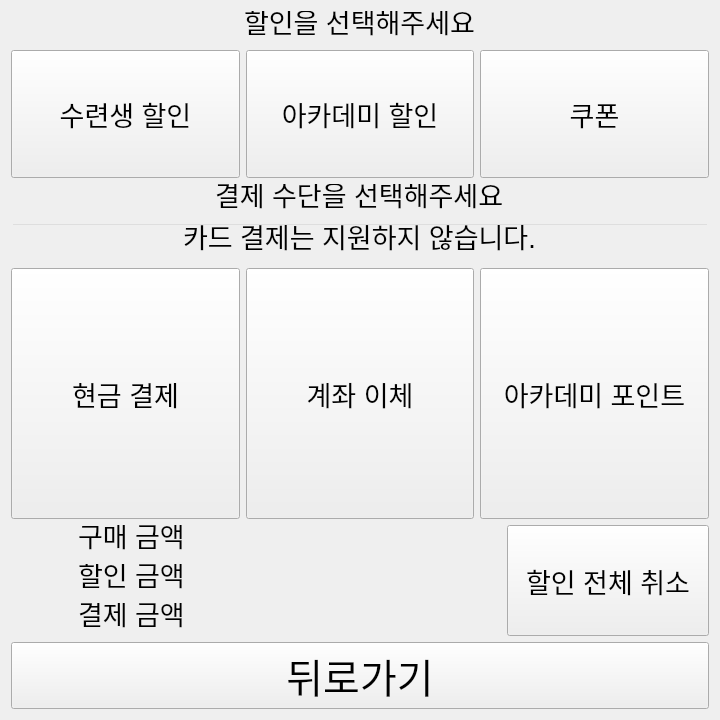
Before: the Qt Designer form my_package/ui/payment_menu.ui in Seongeun11/PyPointKiosk, drawn with Qt 5.
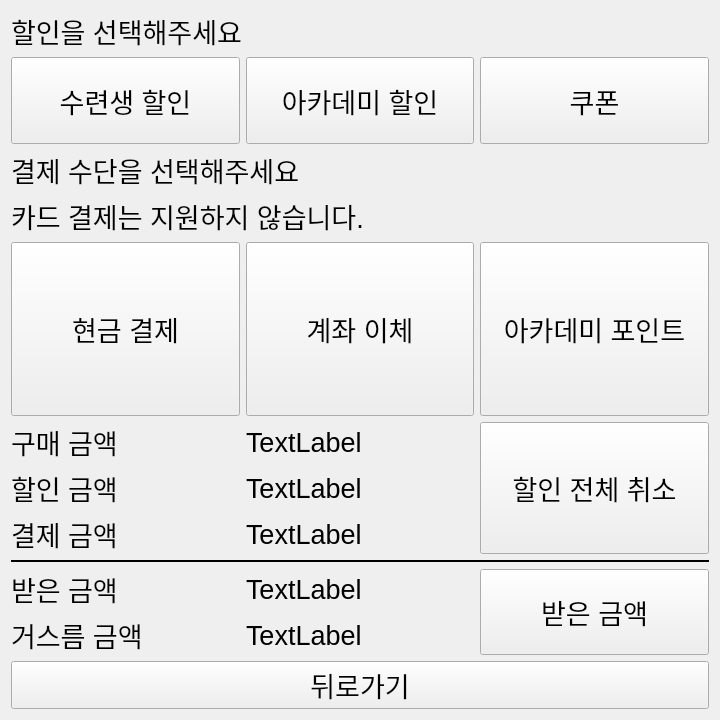
After: the same form once the commit is applied.

Commit message: add ui scaling and text color

```diff
--- a/my_package/ui/payment_menu.ui
+++ b/my_package/ui/payment_menu.ui
@@ -33,40 +33,20 @@
   <property name="styleSheet">
    <string notr="true"/>
   </property>
-  <layout class="QVBoxLayout" name="verticalLayout_2" stretch="1,2,0">
+  <layout class="QVBoxLayout" name="verticalLayout_3" stretch="1,2,0,0">
    <item>
     <layout class="QVBoxLayout" name="verticalLayout">
      <item>
-      <widget class="QLineEdit" name="le_select_discount">
+      <widget class="QLabel" name="lb_select_discount">
        <property name="sizePolicy">
         <sizepolicy hsizetype="Expanding" vsizetype="Fixed">
          <horstretch>0</horstretch>
          <verstretch>0</verstretch>
         </sizepolicy>
        </property>
-       <property name="font">
-        <font>
-         <pointsize>20</pointsize>
-        </font>
-       </property>
-       <property name="focusPolicy">
-        <enum>Qt::FocusPolicy::NoFocus</enum>
-       </property>
-       <property name="styleSheet">
-        <string notr="true">background-color: transparent;</string>
-       </property>
        <property name="text">
         <string>할인을 선택해주세요</string>
        </property>
-       <property name="frame">
-        <bool>false</bool>
-       </property>
-       <property name="alignment">
-        <set>Qt::AlignmentFlag::AlignCenter</set>
-       </property>
-       <property name="readOnly">
-        <bool>true</bool>
-       </property>
       </widget>
      </item>
      <item>
@@ -79,11 +59,6 @@
            <verstretch>0</verstretch>
           </sizepolicy>
          </property>
-         <property name="font">
-          <font>
-           <pointsize>20</pointsize>
-          </font>
-         </property>
          <property name="text">
           <string>수련생 할인</string>
          </property>
@@ -97,11 +72,6 @@
            <verstretch>0</verstretch>
           </sizepolicy>
          </property>
-         <property name="font">
-          <font>
-           <pointsize>20</pointsize>
-          </font>
-         </property>
          <property name="autoFillBackground">
           <bool>false</bool>
          </property>
@@ -141,86 +111,68 @@
      <property name="bottomMargin">
       <number>0</number>
      </property>
-     <item row="1" column="0" colspan="3">
-      <widget class="QLineEdit" name="lineEdit">
-       <property name="styleSheet">
-        <string notr="true">background-color: transparent;</string>
+     <item row="2" column="0">
+      <widget class="QPushButton" name="btn_cash_payment">
+       <property name="sizePolicy">
+        <sizepolicy hsizetype="Expanding" vsizetype="Minimum">
+         <horstretch>0</horstretch>
+         <verstretch>0</verstretch>
+        </sizepolicy>
        </property>
        <property name="text">
-        <string>카드 결제는 지원하지 않습니다.</string>
+        <string>현금 결제</string>
        </property>
-       <property name="alignment">
-        <set>Qt::AlignmentFlag::AlignCenter</set>
+      </widget>
+     </item>
+     <item row="2" column="1">
+      <widget class="QPushButton" name="btn_bank_transfer_payment">
+       <property name="sizePolicy">
+        <sizepolicy hsizetype="Expanding" vsizetype="Expanding">
+         <horstretch>0</horstretch>
+         <verstretch>0</verstretch>
+        </sizepolicy>
+       </property>
+       <property name="text">
+        <string>계좌 이체</string>
        </property>
       </widget>
      </item>
      <item row="2" column="2">
       <widget class="QPushButton" name="btn_academy_point_payment">
        <property name="sizePolicy">
-        <sizepolicy hsizetype="Expanding" vsizetype="Minimum">
+        <sizepolicy hsizetype="Expanding" vsizetype="Expanding">
          <horstretch>0</horstretch>
          <verstretch>0</verstretch>
         </sizepolicy>
        </property>
-       <property name="font">
-        <font>
-         <pointsize>20</pointsize>
-        </font>
-       </property>
        <property name="text">
         <string>아카데미 포인트</string>
        </property>
       </widget>
      </item>
      <item row="0" column="0" colspan="3">
-      <widget class="QLineEdit" name="lineEdit_2">
-       <property name="styleSheet">
-        <string notr="true">background-color: transparent;</string>
+      <widget class="QLabel" name="label">
+       <property name="sizePolicy">
+        <sizepolicy hsizetype="Expanding" vsizetype="Fixed">
+         <horstretch>0</horstretch>
+         <verstretch>0</verstretch>
+        </sizepolicy>
        </property>
        <property name="text">
         <string>결제 수단을 선택해주세요</string>
        </property>
-       <property name="frame">
-        <bool>false</bool>
-       </property>
-       <property name="alignment">
-        <set>Qt::AlignmentFlag::AlignCenter</set>
-       </property>
       </widget>
      </item>
-     <item row="2" column="0">
-      <widget class="QPushButton" name="btn_cash_payment">
+     <item row="1" column="0" colspan="3">
+      <widget class="QLabel" name="label_2">
        <property name="sizePolicy">
-        <sizepolicy hsizetype="Expanding" vsizetype="Minimum">
+        <sizepolicy hsizetype="Expanding" vsizetype="Fixed">
          <horstretch>0</horstretch>
          <verstretch>0</verstretch>
         </sizepolicy>
        </property>
-       <property name="font">
-        <font>
-         <pointsize>20</pointsize>
-        </font>
-       </property>
        <property name="text">
-        <string>현금 결제</string>
-       </property>
-      </widget>
-     </item>
-     <item row="2" column="1">
-      <widget class="QPushButton" name="btn_bank_transfer_payment">
-       <property name="sizePolicy">
-        <sizepolicy hsizetype="Expanding" vsizetype="Minimum">
-         <horstretch>0</horstretch>
-         <verstretch>0</verstretch>
-        </sizepolicy>
-       </property>
-       <property name="font">
-        <font>
-         <pointsize>20</pointsize>
-        </font>
-       </property>
-       <property name="text">
-        <string>계좌 이체</string>
+        <string>카드 결제는 지원하지 않습니다.</string>
        </property>
       </widget>
      </item>
@@ -240,187 +192,180 @@
      <property name="bottomMargin">
       <number>0</number>
      </property>
-     <item row="2" column="0">
-      <widget class="QLineEdit" name="le_payment_amount">
+     <item row="4" column="0">
+      <widget class="QLabel" name="lb_discount_amount">
        <property name="sizePolicy">
-        <sizepolicy hsizetype="Expanding" vsizetype="Minimum">
+        <sizepolicy hsizetype="Expanding" vsizetype="Expanding">
          <horstretch>0</horstretch>
          <verstretch>0</verstretch>
         </sizepolicy>
-       </property>
-       <property name="font">
-        <font>
-         <pointsize>20</pointsize>
-        </font>
-       </property>
-       <property name="focusPolicy">
-        <enum>Qt::FocusPolicy::NoFocus</enum>
-       </property>
-       <property name="styleSheet">
-        <string>background-color: transparent;</string>
-       </property>
-       <property name="text">
-        <string>결제 금액</string>
-       </property>
-       <property name="frame">
-        <bool>false</bool>
-       </property>
-       <property name="alignment">
-        <set>Qt::AlignmentFlag::AlignCenter</set>
-       </property>
-       <property name="readOnly">
-        <bool>true</bool>
-       </property>
-      </widget>
-     </item>
-     <item row="0" column="1">
-      <widget class="QLineEdit" name="le_purchase_amount_num">
-       <property name="sizePolicy">
-        <sizepolicy hsizetype="Expanding" vsizetype="Minimum">
-         <horstretch>0</horstretch>
-         <verstretch>0</verstretch>
-        </sizepolicy>
-       </property>
-       <property name="font">
-        <font>
-         <pointsize>20</pointsize>
-        </font>
-       </property>
-       <property name="focusPolicy">
-        <enum>Qt::FocusPolicy::NoFocus</enum>
-       </property>
-       <property name="styleSheet">
-        <string>background-color: transparent;</string>
-       </property>
-       <property name="frame">
-        <bool>false</bool>
-       </property>
-       <property name="readOnly">
-        <bool>true</bool>
-       </property>
-      </widget>
-     </item>
-     <item row="2" column="1">
-      <widget class="QLineEdit" name="le_payment_amount_num">
-       <property name="sizePolicy">
-        <sizepolicy hsizetype="Expanding" vsizetype="Minimum">
-         <horstretch>0</horstretch>
-         <verstretch>0</verstretch>
-        </sizepolicy>
-       </property>
-       <property name="font">
-        <font>
-         <pointsize>20</pointsize>
-        </font>
-       </property>
-       <property name="focusPolicy">
-        <enum>Qt::FocusPolicy::NoFocus</enum>
-       </property>
-       <property name="styleSheet">
-        <string>background-color: transparent;</string>
-       </property>
-       <property name="frame">
-        <bool>false</bool>
-       </property>
-       <property name="readOnly">
-        <bool>true</bool>
-       </property>
-      </widget>
-     </item>
-     <item row="1" column="1">
-      <widget class="QLineEdit" name="le_discount_amount_num">
-       <property name="sizePolicy">
-        <sizepolicy hsizetype="Expanding" vsizetype="Minimum">
-         <horstretch>0</horstretch>
-         <verstretch>0</verstretch>
-        </sizepolicy>
-       </property>
-       <property name="font">
-        <font>
-         <pointsize>20</pointsize>
-        </font>
-       </property>
-       <property name="focusPolicy">
-        <enum>Qt::FocusPolicy::NoFocus</enum>
-       </property>
-       <property name="styleSheet">
-        <string>background-color: transparent;</string>
-       </property>
-       <property name="frame">
-        <bool>false</bool>
-       </property>
-       <property name="readOnly">
-        <bool>true</bool>
-       </property>
-      </widget>
-     </item>
-     <item row="1" column="0">
-      <widget class="QLineEdit" name="le_discount_amount">
-       <property name="sizePolicy">
-        <sizepolicy hsizetype="Expanding" vsizetype="Minimum">
-         <horstretch>0</horstretch>
-         <verstretch>0</verstretch>
-        </sizepolicy>
-       </property>
-       <property name="font">
-        <font>
-         <pointsize>20</pointsize>
-        </font>
-       </property>
-       <property name="focusPolicy">
-        <enum>Qt::FocusPolicy::NoFocus</enum>
-       </property>
-       <property name="styleSheet">
-        <string>background-color: transparent;</string>
        </property>
        <property name="text">
         <string>할인 금액</string>
        </property>
-       <property name="frame">
-        <bool>false</bool>
+      </widget>
+     </item>
+     <item row="4" column="1">
+      <widget class="QLabel" name="lb_discount_amount_num">
+       <property name="sizePolicy">
+        <sizepolicy hsizetype="Expanding" vsizetype="Expanding">
+         <horstretch>0</horstretch>
+         <verstretch>0</verstretch>
+        </sizepolicy>
        </property>
-       <property name="alignment">
-        <set>Qt::AlignmentFlag::AlignCenter</set>
+       <property name="text">
+        <string>TextLabel</string>
        </property>
-       <property name="readOnly">
-        <bool>true</bool>
+      </widget>
+     </item>
+     <item row="2" column="2" rowspan="5">
+      <widget class="QPushButton" name="btn_all_clear_discount">
+       <property name="sizePolicy">
+        <sizepolicy hsizetype="Expanding" vsizetype="Expanding">
+         <horstretch>0</horstretch>
+         <verstretch>0</verstretch>
+        </sizepolicy>
        </property>
+       <property name="text">
+        <string>할인 전체 취소</string>
+       </property>
       </widget>
      </item>
-     <item row="0" column="0">
-      <widget class="QLineEdit" name="le_purchase_amount">
+     <item row="7" column="0" colspan="3">
+      <widget class="Line" name="horizn_line">
+       <property name="frameShadow">
+        <enum>QFrame::Shadow::Plain</enum>
+       </property>
+       <property name="lineWidth">
+        <number>2</number>
+       </property>
+       <property name="orientation">
+        <enum>Qt::Orientation::Horizontal</enum>
+       </property>
+      </widget>
+     </item>
+     <item row="8" column="2" rowspan="4">
+      <widget class="QPushButton" name="btn_amount_received">
        <property name="sizePolicy">
-        <sizepolicy hsizetype="Expanding" vsizetype="Minimum">
+        <sizepolicy hsizetype="Expanding" vsizetype="Expanding">
          <horstretch>0</horstretch>
          <verstretch>0</verstretch>
         </sizepolicy>
        </property>
-       <property name="font">
-        <font>
-         <pointsize>20</pointsize>
-        </font>
+       <property name="text">
+        <string>받은 금액</string>
        </property>
-       <property name="focusPolicy">
-        <enum>Qt::FocusPolicy::NoFocus</enum>
+      </widget>
+     </item>
+     <item row="5" column="1" rowspan="2">
+      <widget class="QLabel" name="lb_payment_amount_num">
+       <property name="sizePolicy">
+        <sizepolicy hsizetype="Expanding" vsizetype="Expanding">
+         <horstretch>0</horstretch>
+         <verstretch>0</verstretch>
+        </sizepolicy>
        </property>
-       <property name="styleSheet">
-        <string notr="true">background-color: transparent;</string>
+       <property name="text">
+        <string>TextLabel</string>
+       </property>
+      </widget>
+     </item>
+     <item row="5" column="0" rowspan="2">
+      <widget class="QLabel" name="lb_payment_amount">
+       <property name="sizePolicy">
+        <sizepolicy hsizetype="Expanding" vsizetype="Expanding">
+         <horstretch>0</horstretch>
+         <verstretch>0</verstretch>
+        </sizepolicy>
+       </property>
+       <property name="text">
+        <string>결제 금액</string>
+       </property>
+      </widget>
+     </item>
+     <item row="2" column="0" rowspan="2">
+      <widget class="QLabel" name="lb_purchase_amount">
+       <property name="sizePolicy">
+        <sizepolicy hsizetype="Expanding" vsizetype="Expanding">
+         <horstretch>0</horstretch>
+         <verstretch>0</verstretch>
+        </sizepolicy>
        </property>
        <property name="text">
         <string>구매 금액</string>
        </property>
-       <property name="frame">
-        <bool>false</bool>
+      </widget>
+     </item>
+     <item row="2" column="1" rowspan="2">
+      <widget class="QLabel" name="lb_purchase_amount_num">
+       <property name="sizePolicy">
+        <sizepolicy hsizetype="Expanding" vsizetype="Expanding">
+         <horstretch>0</horstretch>
+         <verstretch>0</verstretch>
+        </sizepolicy>
        </property>
-       <property name="alignment">
-        <set>Qt::AlignmentFlag::AlignCenter</set>
+       <property name="text">
+        <string>TextLabel</string>
        </property>
-       <property name="readOnly">
-        <bool>true</bool>
+      </widget>
+     </item>
+     <item row="8" column="0" rowspan="2">
+      <widget class="QLabel" name="lb_amount_received">
+       <property name="sizePolicy">
+        <sizepolicy hsizetype="Expanding" vsizetype="Expanding">
+         <horstretch>0</horstretch>
+         <verstretch>0</verstretch>
+        </sizepolicy>
        </property>
+       <property name="text">
+        <string>받은 금액</string>
+       </property>
       </widget>
      </item>
-     <item row="3" column="0" colspan="3">
+     <item row="8" column="1" rowspan="2">
+      <widget class="QLabel" name="lb_amount_received_num">
+       <property name="sizePolicy">
+        <sizepolicy hsizetype="Expanding" vsizetype="Expanding">
+         <horstretch>0</horstretch>
+         <verstretch>0</verstretch>
+        </sizepolicy>
+       </property>
+       <property name="text">
+        <string>TextLabel</string>
+       </property>
+      </widget>
+     </item>
+     <item row="10" column="1" rowspan="2">
+      <widget class="QLabel" name="lb_remaining_amount_num">
+       <property name="sizePolicy">
+        <sizepolicy hsizetype="Expanding" vsizetype="Expanding">
+         <horstretch>0</horstretch>
+         <verstretch>0</verstretch>
+        </sizepolicy>
+       </property>
+       <property name="text">
+        <string>TextLabel</string>
+       </property>
+      </widget>
+     </item>
+     <item row="10" column="0" rowspan="2">
+      <widget class="QLabel" name="lb_remaining_amount">
+       <property name="sizePolicy">
+        <sizepolicy hsizetype="Expanding" vsizetype="Expanding">
+         <horstretch>0</horstretch>
+         <verstretch>0</verstretch>
+        </sizepolicy>
+       </property>
+       <property name="text">
+        <string>거스름 금액</string>
+       </property>
+      </widget>
+     </item>
+    </layout>
+   </item>
+   <item>
+    <layout class="QVBoxLayout" name="verticalLayout_2">
+     <item>
       <widget class="QPushButton" name="btn_back">
        <property name="sizePolicy">
         <sizepolicy hsizetype="Expanding" vsizetype="Expanding">
@@ -428,29 +373,11 @@
          <verstretch>0</verstretch>
         </sizepolicy>
        </property>
-       <property name="font">
-        <font>
-         <pointsize>30</pointsize>
-        </font>
-       </property>
        <property name="text">
         <string>뒤로가기</string>
        </property>
       </widget>
      </item>
-     <item row="0" column="2" rowspan="3">
-      <widget class="QPushButton" name="btn_all_clear_discount">
-       <property name="sizePolicy">
-        <sizepolicy hsizetype="Expanding" vsizetype="Expanding">
-         <horstretch>0</horstretch>
-         <verstretch>0</verstretch>
-        </sizepolicy>
-       </property>
-       <property name="text">
-        <string>할인 전체 취소</string>
-       </property>
-      </widget>
-     </item>
     </layout>
    </item>
   </layout>
```
The commit also changes 18 other files.
